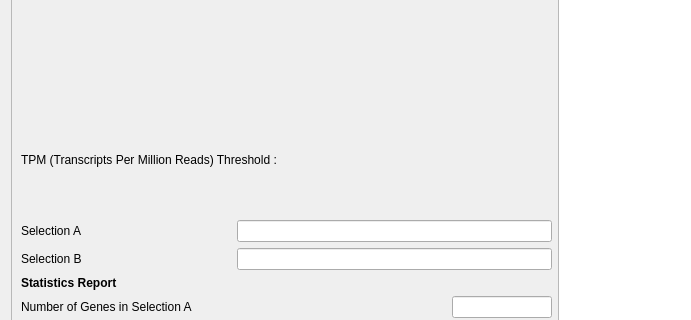
Above: assets/ui/ddaWidget.ui from jfnavarro/st_viewer before the change; both pictures show x 0 to 691 and y 283 to 603 of the 1110 by 930 pixel window. Below: the same form after it.
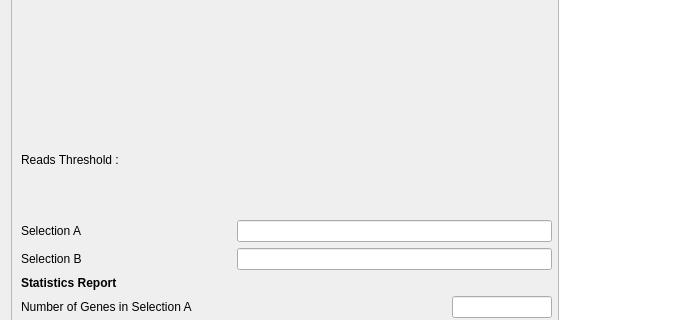
That is the form after the change. Icons and pictures are not drawn. Custom widgets are drawn as their Qt base class.

Commit message: Fixed some bugs in the DDA widget Added a fix for preveting int overflow

```diff
--- a/assets/ui/ddaWidget.ui
+++ b/assets/ui/ddaWidget.ui
@@ -55,7 +55,7 @@
            <item>
             <widget class="QLabel" name="label_6">
              <property name="text">
-              <string>TPM (Transcripts Per Million Reads) Threshold :</string>
+              <string>Reads Threshold :</string>
              </property>
             </widget>
            </item>
```
The commit also changes 2 other files.
